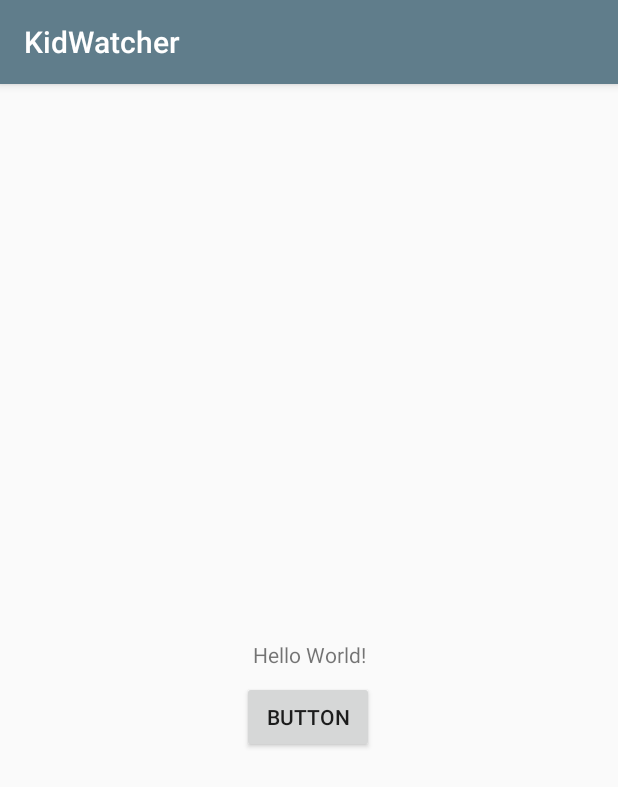
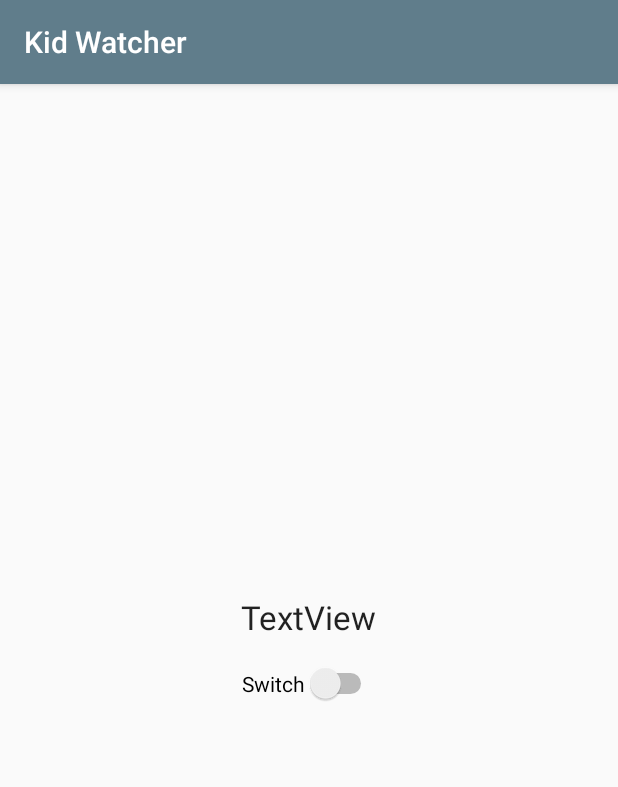
Before and after one commit to NicklasJ25/KidWatcher, an Android app: the screen it shows after launch (MainActivity), on a phone screen of 412 x 824 dp. Shown: the top 787 px of the screen. Run offline under Robolectric (Android 15) with nearby library versions, the phone set to English and light mode, and no system bars.

Commit message:
Ændring af forside

```diff
--- a/KidWatcher/app/src/main/res/layout/activity_main.xml
+++ b/KidWatcher/app/src/main/res/layout/activity_main.xml
@@ -7,34 +7,35 @@
     android:layout_height="match_parent"
     tools:context="com.example.nist.kidwatcher.MainActivity">
 
-    <TextView
-        android:layout_width="wrap_content"
-        android:layout_height="wrap_content"
-        android:text="Hello World!"
-        app:layout_constraintLeft_toLeftOf="parent"
-        app:layout_constraintTop_toTopOf="parent"
-        android:layout_marginRight="8dp"
-        app:layout_constraintRight_toRightOf="parent"
-        android:layout_marginLeft="8dp"
-        app:layout_constraintHorizontal_bias="0.501"
-        android:id="@+id/textView"
-        android:layout_marginTop="0dp"
-        app:layout_constraintBottom_toBottomOf="parent"
-        android:layout_marginBottom="8dp"
-        app:layout_constraintVertical_bias="0.5"/>
-
-    <Button
-        android:id="@+id/button"
-        style="@style/Widget.AppCompat.Button"
+    <Switch
+        android:id="@+id/switch1"
         android:layout_width="wrap_content"
         android:layout_height="wrap_content"
         android:layout_marginLeft="8dp"
         android:layout_marginRight="8dp"
-        android:layout_marginTop="8dp"
-        android:text="Button"
-        app:layout_constraintHorizontal_bias="0.498"
+        android:text="Switch"
         app:layout_constraintLeft_toLeftOf="parent"
         app:layout_constraintRight_toRightOf="parent"
-        app:layout_constraintTop_toBottomOf="@+id/textView"/>
+        tools:text="@string/startServiceSwitch"
+        app:layout_constraintHorizontal_bias="0.501"
+        android:layout_marginTop="16dp"
+        app:layout_constraintTop_toBottomOf="@+id/textView2"/>
+
+    <TextView
+        android:id="@+id/textView2"
+        android:layout_width="wrap_content"
+        android:layout_height="wrap_content"
+        android:layout_marginBottom="8dp"
+        android:layout_marginLeft="8dp"
+        android:layout_marginRight="8dp"
+        android:layout_marginTop="8dp"
+        android:text="TextView"
+        android:textAppearance="@android:style/TextAppearance.Material.Large"
+        app:layout_constraintBottom_toBottomOf="parent"
+        app:layout_constraintLeft_toLeftOf="parent"
+        app:layout_constraintRight_toRightOf="parent"
+        app:layout_constraintTop_toTopOf="parent"
+        tools:text="@string/headerTextView"
+        app:layout_constraintVertical_bias="0.45999998"/>
 
 </android.support.constraint.ConstraintLayout>
--- a/KidWatcher/app/src/main/res/values/strings.xml
+++ b/KidWatcher/app/src/main/res/values/strings.xml
@@ -1,3 +1,6 @@
 <resources>
-    <string name="app_name">KidWatcher</string>
+    <string name="app_name">Kid Watcher</string>
+
+    <string name="headerTextView">Welcome to Kid Watcher</string>
+    <string name="startServiceSwitch">Start service</string>
 </resources>
```
